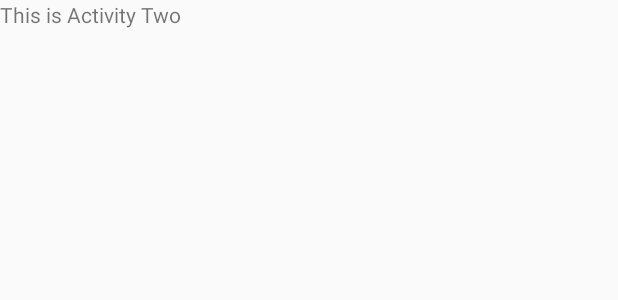
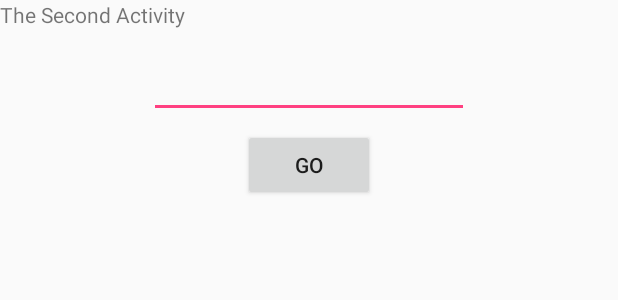
Before and after one commit to dmitrybubnovsky/DogsApp, an Android app: the layout activity_two.xml on its own in the app's theme, with its tools: preview values and no code run, on a phone screen of 412 x 824 dp. Shown: the top 300 px of the screen. Run offline under Robolectric (Android 15) with nearby library versions, the phone set to English and light mode, and no system bars.

Commit message:
Added string resources for button titles. Added implicit intent and Intent.createChooser method

```diff
--- a/app/src/main/java/com/andersen/dogsapp/MainActivity.java
+++ b/app/src/main/java/com/andersen/dogsapp/MainActivity.java
@@ -33,10 +33,8 @@ public class MainActivity extends AppCompatActivity implements View.OnClickListe
                 break;
             case R.id.btnActThree:
                 intent = new Intent();
-                intent.setAction(intent.ACTION_VIEW);
-                intent.setData(Uri.parse("https://www.andersenlab.com/"));
-                Intent intentChooser = Intent.createChooser(intent, "Select a browser");
-                startActivity(intentChooser);
+                intent.setAction("com.andersen.dogsapp.CUSTOM_ACTION");
+                startActivity(intent);
                 break;
             default:
                 break;
--- a/app/src/main/res/layout/activity_two.xml
+++ b/app/src/main/res/layout/activity_two.xml
@@ -4,10 +4,28 @@
     android:orientation="vertical"
     android:layout_width="match_parent"
     android:layout_height="match_parent">
+
     <TextView
         android:id="@+id/textView1"
         android:layout_width="wrap_content"
         android:layout_height="wrap_content"
-        android:text="This is Activity Two">
+        android:text="The Second Activity">
     </TextView>
+
+    <EditText
+        android:id="@+id/edit_text"
+        android:layout_width="wrap_content"
+        android:layout_height="wrap_content"
+        android:layout_marginTop="14dp"
+        android:layout_gravity="center_horizontal"
+        android:ems="10"/>
+
+    <Button
+        android:layout_width="wrap_content"
+        android:layout_height="wrap_content"
+        android:text="@string/btn_search"
+        android:layout_marginTop="7dp"
+        android:layout_gravity="center_horizontal"
+        android:id="@+id/btnSearch">
+    </Button>
 </LinearLayout>
--- a/app/src/main/res/values/strings.xml
+++ b/app/src/main/res/values/strings.xml
@@ -2,4 +2,5 @@
     <string name="app_name">DogsApp</string>
     <string name="explicit_btn_intent">Go to new Activity</string>
     <string name="imlicit_btn_intent">Implicit intent</string>
+    <string name="btn_search">Go</string>
 </resources>
```
Also changed, not shown: app/src/main/AndroidManifest.xml (+9 -2 lines).
